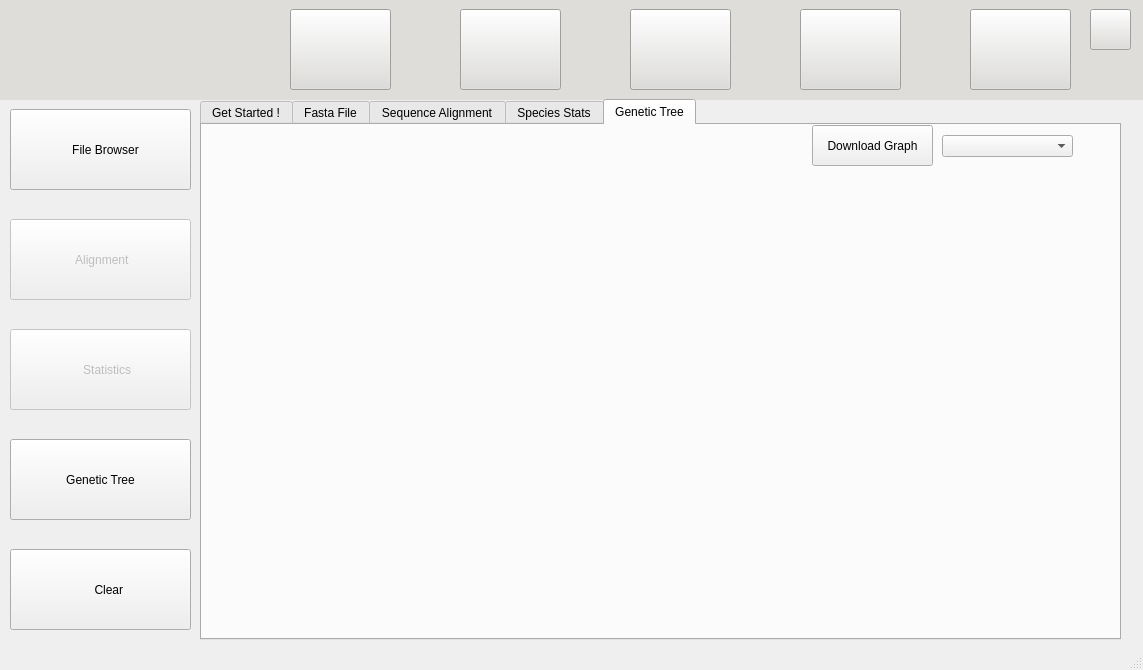
This is scripts/Qt/main.ui in tahiri-lab/iPhyloGeo_plus_plus as Qt 5 draws it before an edit. The edited form follows.
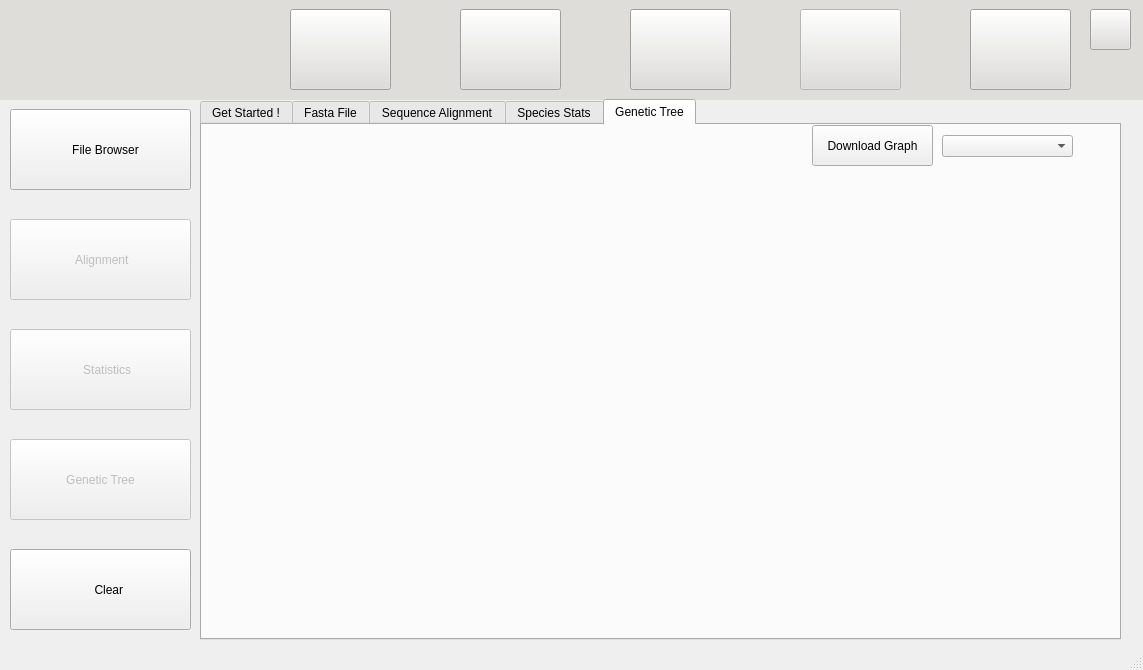
This is the edited form. The open tabs and pages were chosen to show the change. Icons and pictures are not drawn.

```diff
--- a/scripts/Qt/main.ui
+++ b/scripts/Qt/main.ui
@@ -736,7 +736,7 @@
     </widget>
     <widget class="QPushButton" name="resultsButton">
      <property name="enabled">
-      <bool>true</bool>
+      <bool>false</bool>
      </property>
      <property name="geometry">
       <rect>
@@ -997,7 +997,7 @@
       </widget>
       <widget class="QPushButton" name="geneticTreeButtonPage1">
        <property name="enabled">
-        <bool>true</bool>
+        <bool>false</bool>
        </property>
        <property name="geometry">
         <rect>
```
Left out of the diff: 10 changed lines with no effect on the pictures.
